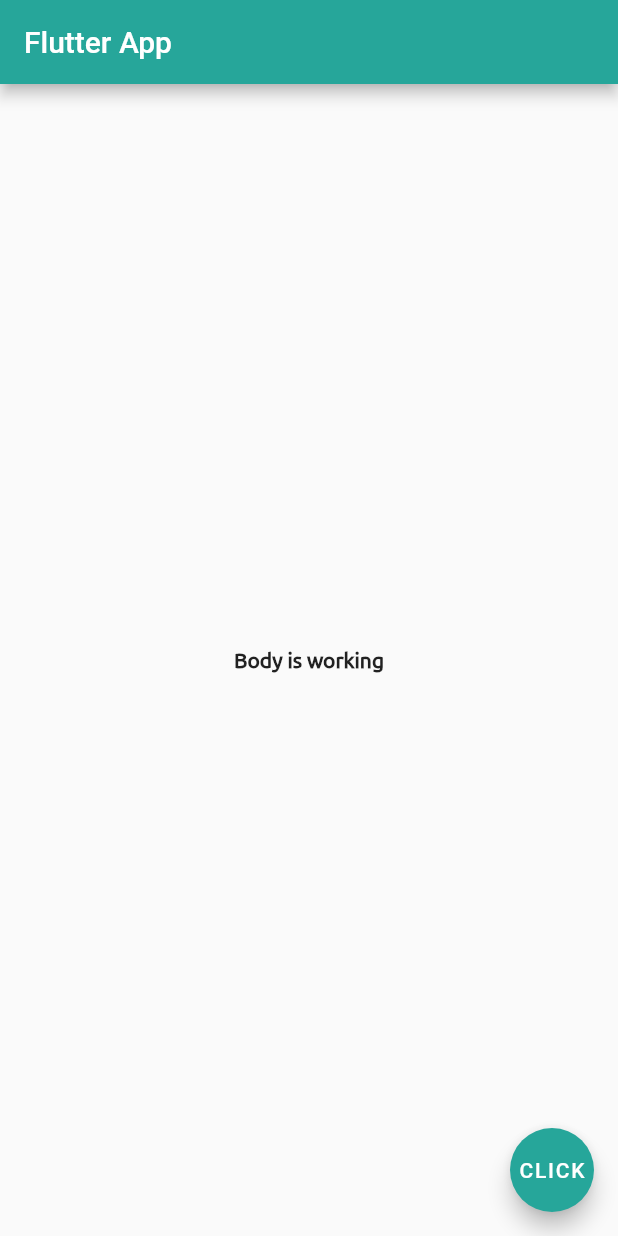
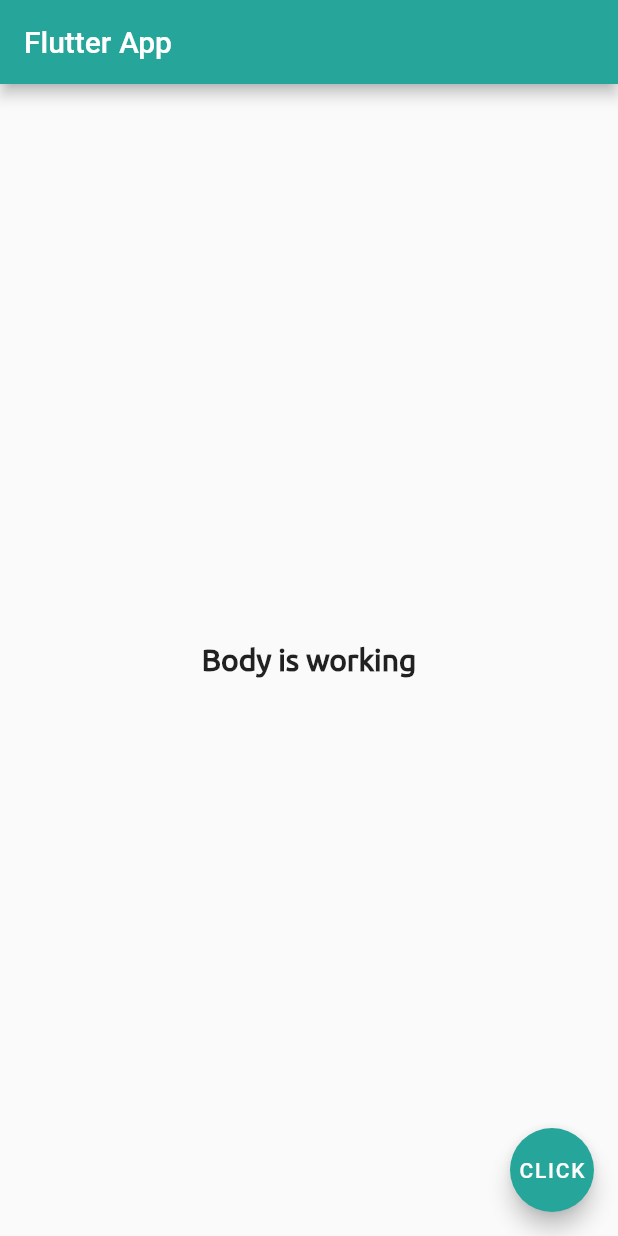
Before and after one commit to parthdasawant/Flutter, a Flutter app: the screen it shows after launch, on a phone screen of 412 x 824 dp. Run offline on Flutter 3.47's test engine with Material 2 defaults, Android fonts, the phone set to English and light mode, and no system bars.

Commit message:
add ignore

```diff
--- a/lib/main.dart
+++ b/lib/main.dart
@@ -3,7 +3,7 @@
 import 'package:flutter/material.dart';
 
 
-void main() => runApp(MaterialApp(
+void main() => runApp(const MaterialApp(
   home: Home()
 ));
 
@@ -15,22 +15,23 @@
   Widget build(BuildContext context) {
     return Scaffold(
       appBar: AppBar(
-        title: Text('Flutter App'),
+        title: const Text("Flutter App"),
         backgroundColor: Colors.teal[400],
       ),
 
-      body: Center(
+      body: const Center(
         child: Text('Body is working',
           style: TextStyle(
             fontFamily: 'Ubuntu',
+            fontSize: 20,
             fontWeight: FontWeight.bold,
           ),
         ),
       ),
       floatingActionButton: FloatingActionButton(
         onPressed: () { },
-        child: Text('CLICK'),
         backgroundColor: Colors.teal[400],
+        child: Text("CLICK"),
       ),
     );
   }
```
